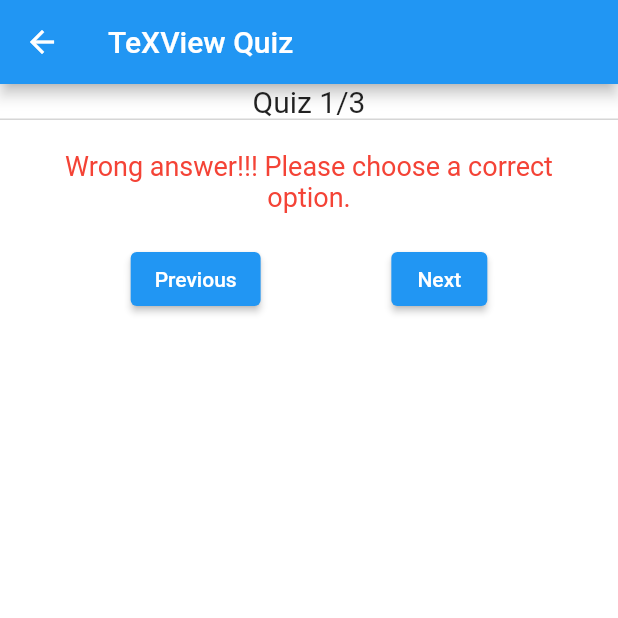
After one commit to territoryfan/flutter_tex_latex, a Flutter app: the TeXViewQuizExample screen opened directly, after a tap on "Next", on a phone screen of 412 x 824 dp, the top half of it. The commit adds this screen. Run offline on Flutter 3.47's test engine with Material 2 defaults, Android fonts, the phone set to English and light mode, and no system bars; missing offline and left inert: dart:html, dart:js, markdown, webview_flutter_plus; grey boxes are pictures that could not be loaded.

Commit message:
feat: add 测试文件

```diff
--- a/example/lib/main.dart
+++ b/example/lib/main.dart
@@ -1,6 +1,7 @@
 import 'package:flutter/material.dart';
 import 'package:flutter_tex/flutter_tex.dart';
 import 'package:flutter_tex_example/tex_view_document_example.dart';
+import 'package:flutter_tex_example/tex_view_quiz_example.dart';
 
 main() {
   runApp(const FlutterTeXExample());
@@ -80,6 +81,12 @@ class _TeXViewFullExampleState extends State<TeXViewFullExample> {
           ),
           getExampleButton(
               context,
+              'Quiz Example',
+              TeXViewQuizExample(
+                renderingEngine: renderingEngine,
+              )),
+          getExampleButton(
+              context,
               'TeX Examples',
               TeXViewDocumentExamples(
                 renderingEngine: renderingEngine,
--- /dev/null
+++ b/example/lib/tex_view_quiz_example.dart
@@ -0,0 +1,215 @@
+import 'package:flutter/material.dart';
+import 'package:flutter_tex/flutter_tex.dart';
+
+class Quiz {
+  final String statement;
+  final List<QuizOption> options;
+  final String correctOptionId;
+
+  Quiz({
+    this.statement,
+    this.options,
+    this.correctOptionId
+  });
+}
+
+class QuizOption {
+  final String id;
+  final String option;
+
+  QuizOption(this.id, this.option);
+}
+
+class TeXViewQuizExample extends StatefulWidget {
+  final TeXViewRenderingEngine renderingEngine;
+
+  const TeXViewQuizExample(
+      {Key key, this.renderingEngine = const TeXViewRenderingEngine.katex()})
+      : super(key: key);
+
+  @override
+  _TeXViewQuizExampleState createState() => _TeXViewQuizExampleState();
+}
+
+class _TeXViewQuizExampleState extends State<TeXViewQuizExample> {
+  int currentQuizIndex = 0;
+  String selectedOptionId = "";
+  bool isWrong = false;
+
+  List<Quiz> quizList = [
+    Quiz(
+      statement: r"""<h3>What is the correct form of quadratic formula?</h3>""",
+      options: [
+        QuizOption(
+          "id_1",
+          r""" <h2>(A)   \(x = {-b \pm \sqrt{b^2+4ac} \over 2a}\)</h2>""",
+        ),
+        QuizOption(
+          "id_2",
+          r""" <h2>(B)   \(x = {b \pm \sqrt{b^2-4ac} \over 2a}\)</h2>""",
+        ),
+        QuizOption(
+          "id_3",
+          r""" <h2>(C)   \(x = {-b \pm \sqrt{b^2-4ac} \over 2a}\)</h2>""",
+        ),
+        QuizOption(
+          "id_4",
+          r""" <h2>(D)   \(x = {-b + \sqrt{b^2+4ac} \over 2a}\)</h2>""",
+        ),
+      ],
+      correctOptionId: "id_3",
+    ),
+    Quiz(
+      statement:
+          r"""<h3>Choose the correct mathematical form of Bohr's Radius.</h3>""",
+      options: [
+        QuizOption(
+          "id_1",
+          r""" <h2>(A)   \( a_0 = \frac{{\hbar ^2 }}{{m_e ke^2 }} \)</h2>""",
+        ),
+        QuizOption(
+          "id_2",
+          r""" <h2>(B)   \( a_0 = \frac{{\hbar ^2 }}{{m_e ke^3 }} \)</h2>""",
+        ),
+        QuizOption(
+          "id_3",
+          r""" <h2>(C)   \( a_0 = \frac{{\hbar ^3 }}{{m_e ke^2 }} \)</h2>""",
+        ),
+        QuizOption(
+          "id_4",
+          r""" <h2>(D)   \( a_0 = \frac{{\hbar }}{{m_e ke^2 }} \)</h2>""",
+        ),
+      ],
+      correctOptionId: "id_1",
+    ),
+    Quiz(
+      statement: r"""<h3>Select the correct Chemical Balanced Equation.</h3>""",
+      options: [
+        QuizOption(
+          "id_1",
+          r""" <h2>(A)   \( \ce{CO + C -> 2 CO} \)</h2>""",
+        ),
+        QuizOption(
+          "id_2",
+          r""" <h2>(B)   \( \ce{CO2 + C ->  CO} \)</h2>""",
+        ),
+        QuizOption(
+          "id_3",
+          r""" <h2>(C)   \( \ce{CO + C ->  CO} \)</h2>""",
+        ),
+        QuizOption(
+          "id_4",
+          r""" <h2>(D)   \( \ce{CO2 + C -> 2 CO} \)</h2>""",
+        ),
+      ],
+      correctOptionId: "id_4",
+    ),
+  ];
+
+  @override
+  Widget build(BuildContext context) {
+    return Scaffold(
+      backgroundColor: Colors.white,
+      appBar: AppBar(
+        title: const Text("TeXView Quiz"),
+      ),
+      body: ListView(
+        physics: const ScrollPhysics(),
+        children: <Widget>[
+          Text(
+            'Quiz ${currentQuizIndex + 1}/${quizList.length}',
+            style: const TextStyle(fontSize: 20),
+            textAlign: TextAlign.center,
+          ),
+          TeXView(
+            renderingEngine: widget.renderingEngine,
+            child: TeXViewColumn(children: [
+              TeXViewDocument(quizList[currentQuizIndex].statement,
+                  style:
+                      const TeXViewStyle(textAlign: TeXViewTextAlign.Center)),
+              TeXViewGroup(
+                  children: quizList[currentQuizIndex]
+                      .options
+                      .map((QuizOption option) {
+                    return TeXViewGroupItem(
+                        rippleEffect: false,
+                        id: option.id,
+                        child: TeXViewDocument(option.option,
+                            style: const TeXViewStyle(
+                                padding: TeXViewPadding.all(10))));
+                  }).toList(),
+                  selectedItemStyle: TeXViewStyle(
+                      borderRadius: const TeXViewBorderRadius.all(10),
+                      border: TeXViewBorder.all(TeXViewBorderDecoration(
+                          borderWidth: 3, borderColor: Colors.green[900])),
+                      margin: const TeXViewMargin.all(10)),
+                  normalItemStyle:
+                      const TeXViewStyle(margin: TeXViewMargin.all(10)),
+                  onTap: (id) {
+                    selectedOptionId = id;
+                    setState(() {
+                      isWrong = false;
+                    });
+                  })
+            ]),
+            style: const TeXViewStyle(
+              margin: TeXViewMargin.all(5),
+              padding: TeXViewPadding.all(10),
+              borderRadius: TeXViewBorderRadius.all(10),
+              border: TeXViewBorder.all(
+                TeXViewBorderDecoration(
+                    borderColor: Colors.blue,
+                    borderStyle: TeXViewBorderStyle.Solid,
+                    borderWidth: 5),
+              ),
+              backgroundColor: Colors.white,
+            ),
+          ),
+          if (isWrong)
+            const Padding(
+              padding: EdgeInsets.all(20),
+              child: Text(
+                "Wrong answer!!! Please choose a correct option.",
+                textAlign: TextAlign.center,
+                style: TextStyle(fontSize: 18, color: Colors.red),
+              ),
+            ),
+          Row(
+            crossAxisAlignment: CrossAxisAlignment.center,
+            mainAxisSize: MainAxisSize.max,
+            mainAxisAlignment: MainAxisAlignment.spaceEvenly,
+            children: [
+              ElevatedButton(
+                onPressed: () {
+                  setState(() {
+                    if (currentQuizIndex > 0) {
+                      selectedOptionId = "";
+                      currentQuizIndex--;
+                    }
+                  });
+                },
+                child: const Text("Previous"),
+              ),
+              ElevatedButton(
+                onPressed: () {
+                  setState(() {
+                    if (selectedOptionId ==
+                        quizList[currentQuizIndex].correctOptionId) {
+                      selectedOptionId = "";
+                      if (currentQuizIndex != quizList.length - 1) {
+                        currentQuizIndex++;
+                      }
+                    } else {
+                      isWrong = true;
+                    }
+                  });
+                },
+                child: const Text("Next"),
+              ),
+            ],
+          )
+        ],
+      ),
+    );
+  }
+}
```
Also changed, not shown: 2 other files.
